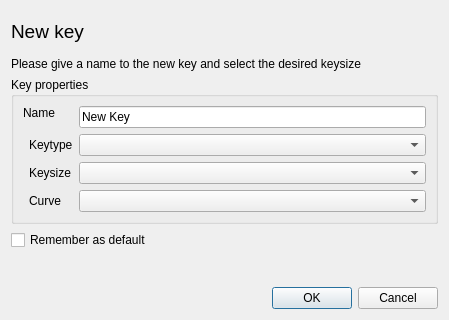
The window that ui/NewKey.ui (chris2511/xca) describes before a commit, drawn with Qt 5.
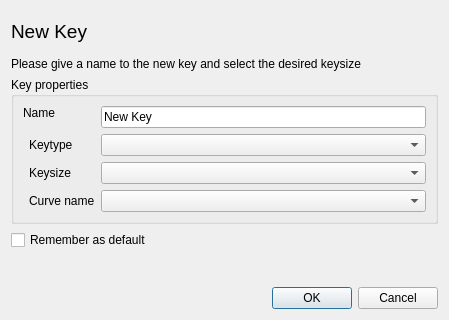
The same window after the commit.

What changed in the file:
```diff
--- a/ui/NewKey.ui
+++ b/ui/NewKey.ui
@@ -36,7 +36,7 @@
         </font>
        </property>
        <property name="text">
-        <string>New key</string>
+        <string>New Key</string>
        </property>
       </widget>
      </item>
@@ -148,7 +148,7 @@
       <item row="5" column="1">
        <widget class="QLabel" name="curveLabel">
         <property name="text">
-         <string>Curve</string>
+         <string>Curve name</string>
         </property>
        </widget>
       </item>
```
Left out of the diff: 2 changed lines with no effect on the pictures.
